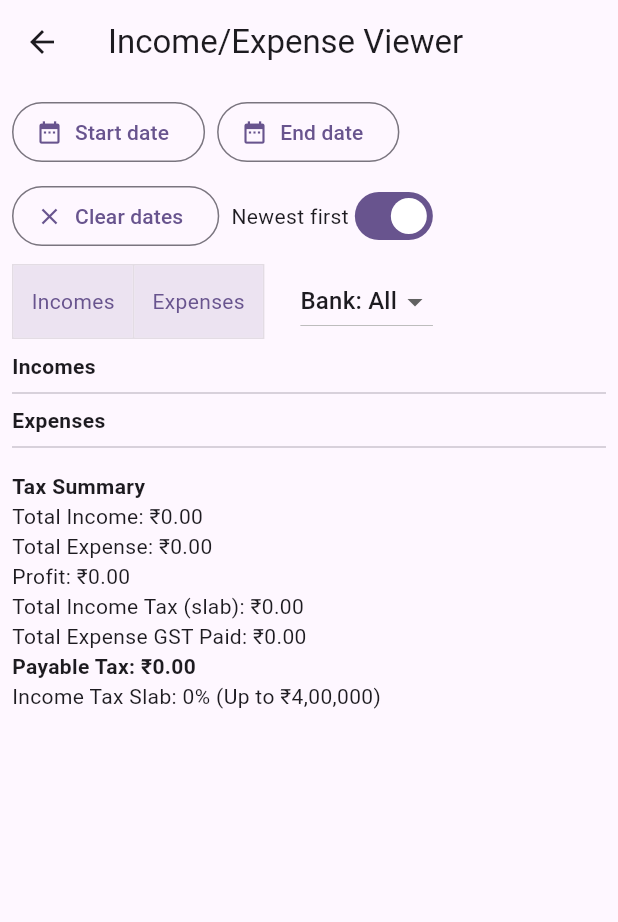
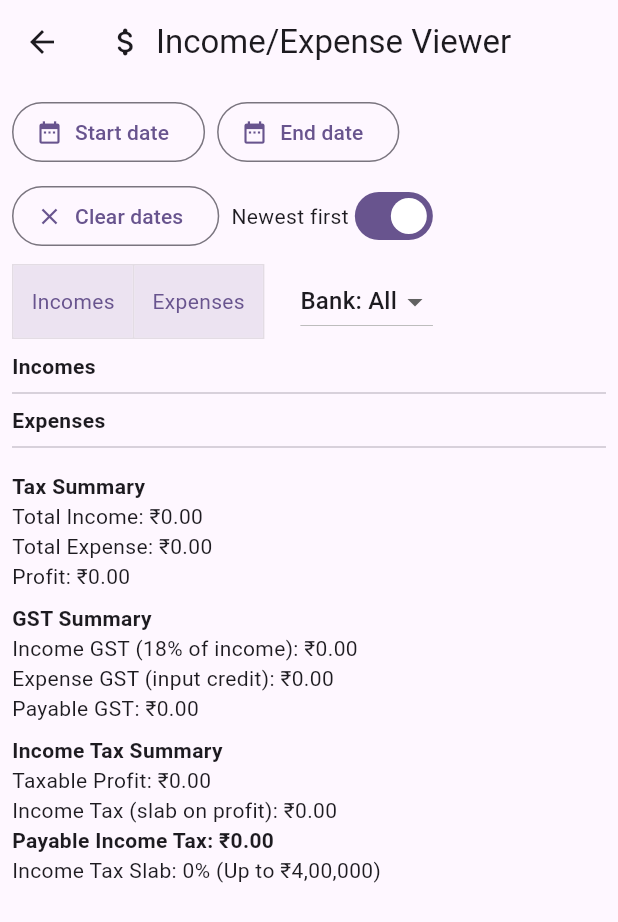
Before and after one commit to omk44/PaxAudit, a Flutter app: the AdminDashboard screen opened by its route, after a tap on "Income/Expense Viewer", on a phone screen of 412 x 824 dp. Shown: the top 922 px of the screen. Run offline on Flutter 3.47's test engine with Material 3 defaults, Android fonts, the phone set to English and light mode, and no system bars; our stand-ins replace cloud_firestore, firebase_auth, firebase_core; accounts and stored records are empty.

Commit message:
all section of page with its icon related added and fix add expense section

```diff
--- a/lib/providers/income_provider.dart
+++ b/lib/providers/income_provider.dart
@@ -52,7 +52,16 @@ class IncomeProvider extends ChangeNotifier {
 
       // Add to local list with the generated ID
       final createdIncome = income.copyWith();
-      _incomes.insert(0, createdIncome); // Insert at beginning for recent first
+      _incomes.insert(0, Income(
+        id: docRef.id,
+        amount: createdIncome.amount,
+        description: createdIncome.description,
+        category: createdIncome.category,
+        date: createdIncome.date,
+        addedBy: createdIncome.addedBy,
+        history: createdIncome.history,
+        companyId: createdIncome.companyId,
+      )); // Insert at beginning for recent first
 
       _isLoading = false;
       notifyListeners();
@@ -72,12 +81,27 @@ class IncomeProvider extends ChangeNotifier {
       _error = null;
       notifyListeners();
 
-      await _firestore.collection('incomes').doc(income.id).update(income.toFirestore());
+      // Append edit history entry before update
+      final updatedHistory = List<IncomeEditHistory>.from(income.history)
+        ..add(IncomeEditHistory(
+          amount: income.amount,
+          description: income.description,
+          category: income.category,
+          editedBy: income.addedBy,
+          timestamp: DateTime.now(),
+        ));
+
+      final incomeWithHistory = income.copyWith(history: updatedHistory);
+
+      await _firestore
+          .collection('incomes')
+          .doc(income.id)
+          .update(incomeWithHistory.toFirestore());
 
       // Update local list
       final index = _incomes.indexWhere((i) => i.id == income.id);
       if (index != -1) {
-        _incomes[index] = income;
+        _incomes[index] = incomeWithHistory;
       }
 
       _isLoading = false;
--- a/lib/screens/admin_dashboard.dart
+++ b/lib/screens/admin_dashboard.dart
@@ -31,35 +31,43 @@ class AdminDashboard extends StatelessWidget {
           ),
           const Divider(),
           ListTile(
-            leading: const Icon(Icons.people, color: Colors.green),
+            leading: const Icon(Icons.people_alt_rounded, color: Colors.green),
             title: const Text('CA Management'),
             subtitle: const Text('Manage Chartered Accountants'),
             onTap: () => Navigator.pushNamed(context, '/ca_management'),
           ),
           ListTile(
+            leading: const Icon(Icons.category_rounded, color: Colors.deepPurple),
             title: const Text('Category Management'),
+            subtitle: const Text('Manage expense categories and GST %'),
             onTap: () => Navigator.pushNamed(context, '/category_management'),
           ),
           ListTile(
+            leading: const Icon(Icons.monitor_heart_rounded, color: Colors.teal),
             title: const Text('Income/Expense Viewer'),
+            subtitle: const Text('Overview with filters and summaries'),
             onTap: () => Navigator.push(
               context,
               MaterialPageRoute(builder: (_) => const IncomeExpenseManagerScreen()),
             ),
           ),
           ListTile(
+            leading: const Icon(Icons.trending_up_rounded, color: Colors.green),
             title: const Text('Income Management'),
             onTap: () => Navigator.pushNamed(context, '/income_management'),
           ),
           ListTile(
+            leading: const Icon(Icons.trending_down_rounded, color: Colors.red),
             title: const Text('Expense Management'),
             onTap: () => Navigator.pushNamed(context, '/expense_management'),
           ),
           ListTile(
+            leading: const Icon(Icons.receipt_long_rounded, color: Colors.indigo),
             title: const Text('Tax Summary'),
             onTap: () => Navigator.pushNamed(context, '/tax_summary'),
           ),
           ListTile(
+            leading: const Icon(Icons.account_balance_rounded, color: Colors.brown),
             title: const Text('Bank Statements'),
             onTap: () => Navigator.pushNamed(context, '/bank_statements'),
           ),
--- a/lib/screens/admin_details_screen.dart
+++ b/lib/screens/admin_details_screen.dart
@@ -5,6 +5,7 @@ import '../providers/company_provider.dart';
 import '../providers/expense_provider.dart';
 import '../providers/income_provider.dart';
 import '../providers/ca_provider.dart';
+import '../providers/category_provider.dart';
 import '../models/company.dart';
 
 class AdminDetailsScreen extends StatefulWidget {
@@ -31,6 +32,8 @@ class _AdminDetailsScreenState extends State<AdminDetailsScreen> {
           .loadExpensesForCompany(company.id);
       await Provider.of<IncomeProvider>(context, listen: false)
           .loadIncomesForCompany(company.id);
+      await Provider.of<CategoryProvider>(context, listen: false)
+          .loadCategoriesForCompany(company.id);
       await Provider.of<CAProvider>(context, listen: false)
           .loadCAsForCompany(company.id);
     }
--- a/lib/screens/management_screens.dart
+++ b/lib/screens/management_screens.dart
@@ -171,11 +171,24 @@ class IncomeManagementScreen extends StatelessWidget {
   Widget build(BuildContext context) {
     final incomeProvider = Provider.of<IncomeProvider>(context);
     final auth = Provider.of<AuthProvider>(context);
+    final companyId = auth.companyId ?? auth.selectedCompany?.id;
+    if (companyId != null && incomeProvider.incomes.isEmpty) {
+      // ignore: discarded_futures
+      incomeProvider.loadIncomesForCompany(companyId);
+    }
     final hasData = incomeProvider.incomes.isNotEmpty;
     final dt = DateFormat('yyyy-MM-dd HH:mm');
 
     return Scaffold(
-      appBar: AppBar(title: const Text('Income Management')),
+      appBar: AppBar(
+        title: Row(
+          children: const [
+            Icon(Icons.trending_up_rounded),
+            SizedBox(width: 8),
+            Text('Income Management'),
+          ],
+        ),
+      ),
       floatingActionButton: FloatingActionButton.extended(
         onPressed: () => showDialog(
           context: context,
@@ -271,11 +284,30 @@ class ExpenseManagementScreen extends StatelessWidget {
     final expenseProvider = Provider.of<ExpenseProvider>(context);
     final categoryProvider = Provider.of<CategoryProvider>(context);
     final auth = Provider.of<AuthProvider>(context);
+    final companyId = auth.companyId ?? auth.selectedCompany?.id;
+    if (companyId != null) {
+      if (expenseProvider.expenses.isEmpty) {
+        // ignore: discarded_futures
+        expenseProvider.loadExpensesForCompany(companyId);
+      }
+      if (categoryProvider.categories.isEmpty) {
+        // ignore: discarded_futures
+        categoryProvider.loadCategoriesForCompany(companyId);
+      }
+    }
     final hasData = expenseProvider.expenses.isNotEmpty;
     final dt = DateFormat('yyyy-MM-dd HH:mm');
 
     return Scaffold(
-      appBar: AppBar(title: const Text('Expense Management')),
+      appBar: AppBar(
+        title: Row(
+          children: const [
+            Icon(Icons.trending_down_rounded),
+            SizedBox(width: 8),
+            Text('Expense Management'),
+          ],
+        ),
+      ),
       floatingActionButton: FloatingActionButton.extended(
         onPressed: () => showDialog(
           context: context,
@@ -446,7 +478,15 @@ class _IncomeExpenseManagerScreenState
         .toList();
 
     return Scaffold(
-      appBar: AppBar(title: const Text('Income/Expense Viewer')),
+      appBar: AppBar(
+        title: Row(
+          children: const [
+            Icon(Icons.attach_money_rounded),
+            SizedBox(width: 8),
+            Text('Income/Expense Viewer'),
+          ],
+        ),
+      ),
       body: SingleChildScrollView(
         child: Padding(
           padding: const EdgeInsets.all(8.0),
--- a/lib/widgets/tax_summary_widget.dart
+++ b/lib/widgets/tax_summary_widget.dart
@@ -18,10 +18,19 @@ class TaxSummaryWidget extends StatelessWidget {
     final isLoss = totalExpense > totalIncome;
     final profitOrLoss = totalIncome - totalExpense; // negative => loss
 
-    final totalIncomeTax = _calculateIncomeTax(totalIncome);
-    final payableTaxValue = (totalIncomeTax - totalGstPaid);
+    // Compute income tax on profit only (not on gross income)
+    final taxableBase = profitOrLoss > 0 ? profitOrLoss : 0.0;
+    final totalIncomeTax = _calculateIncomeTax(taxableBase);
+    // GST paid on expenses is an input credit; do not subtract from income tax directly
+    final payableTaxValue = totalIncomeTax;
     final payableTaxClamped = payableTaxValue.clamp(0, double.infinity);
     final taxCategory = _getTaxCategory(totalIncome);
+
+    // GST summary: assume a flat output GST rate for income (e.g., services @ 18%)
+    const double outputGstRatePercent = 18.0;
+    final double outputGstOnIncome = (totalIncome * outputGstRatePercent) / 100.0;
+    final double inputGstOnExpenses = totalGstPaid;
+    final double payableGst = (outputGstOnIncome - inputGstOnExpenses).clamp(0, double.infinity);
 
     return Padding(
       padding: const EdgeInsets.symmetric(vertical: 8.0),
@@ -39,14 +48,21 @@ class TaxSummaryWidget extends StatelessWidget {
                 ? 'Profit: ₹${profitOrLoss.toStringAsFixed(2)}'
                 : 'Loss: ₹${(-profitOrLoss).toStringAsFixed(2)}',
           ),
-          Text(
-            'Total Income Tax (slab): ₹${totalIncomeTax.toStringAsFixed(2)}',
+          const SizedBox(height: 8),
+          const Text(
+            'GST Summary',
+            style: TextStyle(fontWeight: FontWeight.bold),
           ),
-          Text(
-            isLoss
-                ? 'Total Expense GST Paid: -₹${totalGstPaid.toStringAsFixed(2)}'
-                : 'Total Expense GST Paid: ₹${totalGstPaid.toStringAsFixed(2)}',
+          Text('Income GST (${outputGstRatePercent.toStringAsFixed(0)}% of income): ₹${outputGstOnIncome.toStringAsFixed(2)}'),
+          Text('Expense GST (input credit): ₹${inputGstOnExpenses.toStringAsFixed(2)}'),
+          Text('Payable GST: ₹${payableGst.toStringAsFixed(2)}'),
+          const SizedBox(height: 8),
+          const Text(
+            'Income Tax Summary',
+            style: TextStyle(fontWeight: FontWeight.bold),
           ),
+          Text('Taxable Profit: ₹${taxableBase.toStringAsFixed(2)}'),
+          Text('Income Tax (slab on profit): ₹${totalIncomeTax.toStringAsFixed(2)}'),
           if (isLoss)
             Container(
               margin: const EdgeInsets.only(top: 8),
@@ -81,8 +97,8 @@ class TaxSummaryWidget extends StatelessWidget {
             ),
           Text(
             isLoss
-                ? 'Payable Tax: N/A (in loss)'
-                : 'Payable Tax: ₹${payableTaxClamped.toStringAsFixed(2)}',
+                ? 'Payable Income Tax: N/A (in loss)'
+                : 'Payable Income Tax: ₹${payableTaxClamped.toStringAsFixed(2)}',
             style: const TextStyle(fontWeight: FontWeight.bold),
           ),
           Text('Income Tax Slab: $taxCategory'),
```
Also changed, not shown: lib/providers/category_provider.dart (+9 -2 lines), lib/providers/expense_provider.dart (+37 -4 lines), lib/widgets/dialogs/expense_dialogs.dart (+79 -26 lines).
